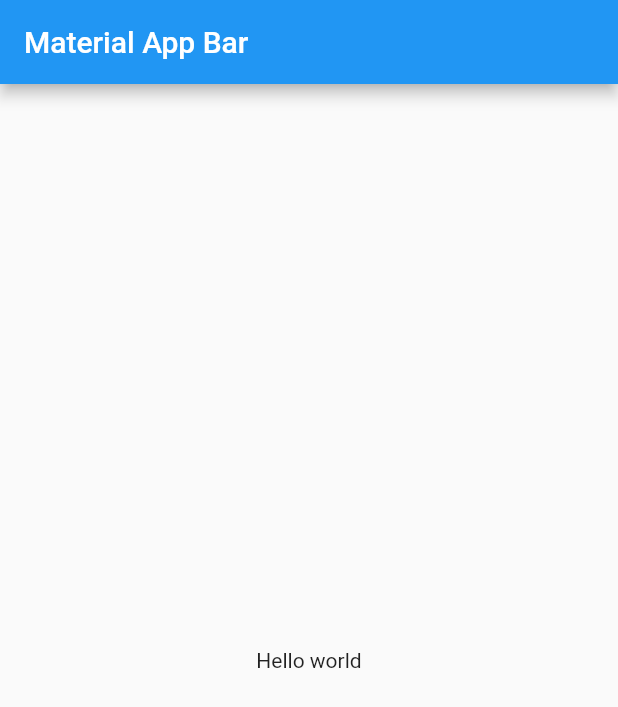
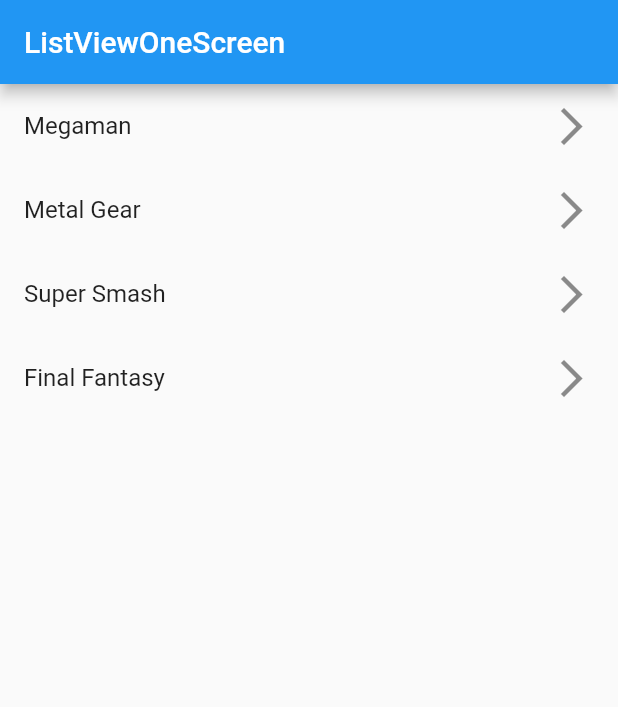
Before and after one commit to albeiromr/Flutter-second-app, a Flutter app: the screen it shows after launch, on a phone screen of 412 x 824 dp. Shown: the top 707 px of the screen. Run offline on Flutter 3.47's test engine with Material 2 defaults, Android fonts, the phone set to English and light mode, and no system bars.

Commit message:
Crea primera lista

```diff
--- a/lib/main.dart
+++ b/lib/main.dart
@@ -1,4 +1,5 @@
 import 'package:flutter/material.dart';
+import 'package:second_app/screens/listviewone_screen.dart';
 
 void main() {
   runApp(const MyApp());
@@ -12,12 +13,7 @@ class MyApp extends StatelessWidget {
     return  MaterialApp(
       debugShowCheckedModeBanner: false,
       title: "Material App",
-      home: Scaffold(
-        appBar:  AppBar(
-          title: const Text("Material App Bar"),
-        ),
-        body: const Center(child: Text("Hello world")),
-      ),
+      home: ListViewOneScreen()
 
     );
   }
--- /dev/null
+++ b/lib/screens/listviewone_screen.dart
@@ -0,0 +1,26 @@
+import 'package:flutter/material.dart';
+
+class ListViewOneScreen extends StatelessWidget {
+
+  final List<String> options = [
+    "Megaman", "Metal Gear", "Super Smash", "Final Fantasy"
+  ];
+
+  ListViewOneScreen({Key? key}) : super(key: key);
+
+  @override
+  Widget build(BuildContext context) {
+    return Scaffold(
+        appBar: AppBar(
+          title: const Text("ListViewOneScreen"),
+        ),
+        body: ListView(
+          children:  [
+            ...options.map((option) => ListTile(
+              title: Text(option),
+              trailing: const Icon(Icons.arrow_forward_ios, size: 30.00,)
+            )).toList()
+          ],
+        ));
+  }
+}
```
